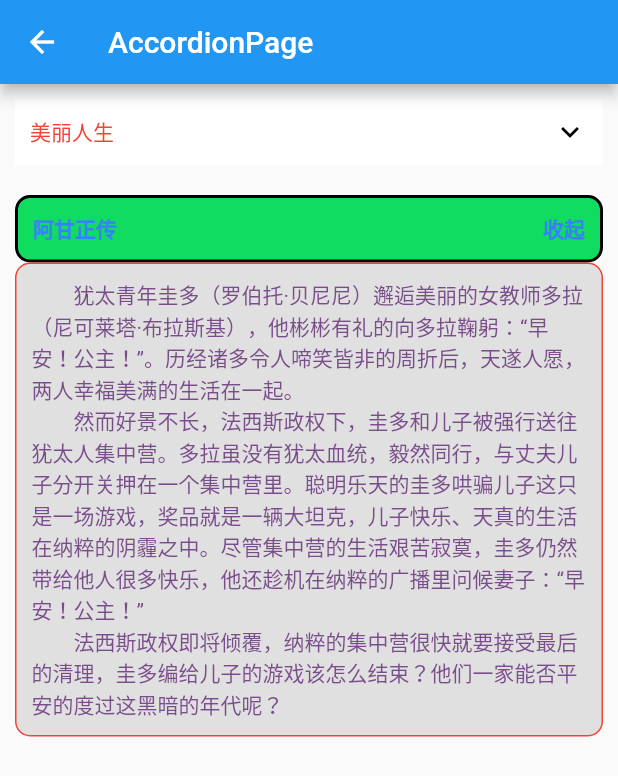
After one commit to radium0028/flutter_example, a Flutter app: the AccordionPage screen opened by its route, on a phone screen of 412 x 824 dp. The commit adds this screen. Shown: the top 776 px of the screen. Run offline on Flutter 3.47's test engine with Material 2 defaults, Android fonts, the phone set to English and light mode, and no system bars; drawn by our look-alikes of getwidget; our stand-ins replace get, package_info_plus, sentry_flutter, shared_preferences; missing offline and left inert: flutter_xupdate; accounts and stored records are empty.

Commit message:
增加手风琴演示

```diff
--- a/lib/main.dart
+++ b/lib/main.dart
@@ -35,7 +35,7 @@ Future<void> main() async {
       theme: ThemeData(
         primarySwatch: Colors.blue,
         iconTheme: const IconThemeData(
-          color: Colors.white,
+          color: Colors.black,
         ),
         scaffoldBackgroundColor: const Color.fromARGB(250, 250, 250, 250),
       ),
--- /dev/null
+++ b/lib/pages/getwidget/accordion.dart
@@ -0,0 +1,100 @@
+import 'package:flutter/material.dart';
+import 'package:get/get.dart';
+import 'package:getwidget/getwidget.dart';
+
+class AccordionPage extends GetView {
+  @override
+  Widget build(BuildContext context) {
+    return Scaffold(
+        appBar: AppBar(title: Text('AccordionPage')),
+        body: SafeArea(
+            child: SingleChildScrollView(
+          child: Wrap(
+            children: [
+              const GFAccordion(
+                title: '美丽人生',
+                content:
+                    """　　犹太青年圭多（罗伯托·贝尼尼）邂逅美丽的女教师多拉（尼可莱塔·布拉斯基），他彬彬有礼的向多拉鞠躬：“早安！公主！”。历经诸多令人啼笑皆非的周折后，天遂人愿，两人幸福美满的生活在一起。
+　　然而好景不长，法西斯政权下，圭多和儿子被强行送往犹太人集中营。多拉虽没有犹太血统，毅然同行，与丈夫儿子分开关押在一个集中营里。聪明乐天的圭多哄骗儿子这只是一场游戏，奖品就是一辆大坦克，儿子快乐、天真的生活在纳粹的阴霾之中。尽管集中营的生活艰苦寂寞，圭多仍然带给他人很多快乐，他还趁机在纳粹的广播里问候妻子：“早安！公主！”
+　　法西斯政权即将倾覆，纳粹的集中营很快就要接受最后的清理，圭多编给儿子的游戏该怎么结束？他们一家能否平安的度过这黑暗的年代呢？ """,
+                //标题文字样式，使用titleChild时无效。
+                textStyle: TextStyle(
+                  color: Colors.red,
+                ),
+              ),
+              GFAccordion(
+                titleChild: const Text(
+                  "阿甘正传",
+                  style: TextStyle(
+                    fontWeight: FontWeight.bold,
+                    color: GFColors.PRIMARY,
+                  ),
+                ),
+                contentChild: const Text(
+                  """　　犹太青年圭多（罗伯托·贝尼尼）邂逅美丽的女教师多拉（尼可莱塔·布拉斯基），他彬彬有礼的向多拉鞠躬：“早安！公主！”。历经诸多令人啼笑皆非的周折后，天遂人愿，两人幸福美满的生活在一起。
+　　然而好景不长，法西斯政权下，圭多和儿子被强行送往犹太人集中营。多拉虽没有犹太血统，毅然同行，与丈夫儿子分开关押在一个集中营里。聪明乐天的圭多哄骗儿子这只是一场游戏，奖品就是一辆大坦克，儿子快乐、天真的生活在纳粹的阴霾之中。尽管集中营的生活艰苦寂寞，圭多仍然带给他人很多快乐，他还趁机在纳粹的广播里问候妻子：“早安！公主！”
+　　法西斯政权即将倾覆，纳粹的集中营很快就要接受最后的清理，圭多编给儿子的游戏该怎么结束？他们一家能否平安的度过这黑暗的年代呢？ """,
+                  style: TextStyle(
+                    color: GFColors.ALT,
+                  ),
+                ),
+                //折叠状态时，右侧的组件
+                // collapsedIcon: Icon(
+                //   Icons.add,
+                // ),
+                // expandedIcon: Icon(
+                //   Icons.remove,
+                // ),
+                //支持各类组件
+                collapsedIcon: const Text(
+                  "展开",
+                  style: TextStyle(
+                    fontWeight: FontWeight.bold,
+                    color: GFColors.PRIMARY,
+                  ),
+                ),
+                expandedIcon: const Text(
+                  "收起",
+                  style: TextStyle(
+                    fontWeight: FontWeight.bold,
+                    color: GFColors.PRIMARY,
+                  ),
+                ),
+                //折叠状态时，背景颜色
+                collapsedTitleBackgroundColor: GFColors.FOCUS,
+                //展开状态时，背景颜色
+                expandedTitleBackgroundColor: GFColors.SUCCESS,
+                //标题组件内边距
+                titlePadding: const EdgeInsets.all(10),
+                //内容组件内边距
+                contentPadding: const EdgeInsets.all(10),
+                //组件的外边距
+                margin: const EdgeInsets.all(10),
+                //内容组件的背景色
+                contentBackgroundColor: GFColors.LIGHT,
+                //标题栏边框
+                titleBorder: Border.all(
+                  color: Colors.black,
+                  width: 2,
+                ),
+                //内容组件的边框线
+                contentBorder: Border.all(
+                  color: Colors.red,
+                  width: 1,
+                ),
+                //默认是否展开，默认为false。测试发现有点错位的bug
+                showAccordion: true,
+                //标题文字原件样式。
+                titleBorderRadius: BorderRadius.circular(10),
+                //内容组件的边框圆角
+                contentBorderRadius: BorderRadius.circular(10),
+                //收缩/展开后的回调，status是目标状态，false是收缩，true是展开。
+                onToggleCollapsed: (status) {
+                  print(status);
+                },
+              ),
+            ],
+          ),
+        )));
+  }
+}
--- a/lib/pages/getwidget/index.dart
+++ b/lib/pages/getwidget/index.dart
@@ -14,3 +14,4 @@ export 'carousel.dart';
 export 'avatar.dart';
 export 'card.dart';
 export 'image.dart';
+export 'accordion.dart';
--- a/lib/pages/getwidget/main.dart
+++ b/lib/pages/getwidget/main.dart
@@ -77,7 +77,6 @@ class _ViewState extends State<GetWidgetPage> {
             Routes.GETWIDGET + Routes.GETWIDGET_DRAWER,
           ),
           LinkButtonWidget(
-            enable: false,
             "手风琴Accordion",
             Routes.GETWIDGET + Routes.GETWIDGET_ACCORDION,
           ),
--- a/lib/routes/pages.dart
+++ b/lib/routes/pages.dart
@@ -46,7 +46,7 @@ abstract class AppPages {
       children: [
         GetPage(
           name: Routes.GETWIDGET_BASIC,
-          page: () => BasicPage(),
+          page: () => const BasicPage(),
         ),
         GetPage(
           name: Routes.GETWIDGET_BUTTON,
@@ -96,6 +96,10 @@ abstract class AppPages {
           name: Routes.GETWIDGET_CAROUSEL,
           page: () => CarouselPage(),
         ),
+        GetPage(
+          name: Routes.GETWIDGET_ACCORDION,
+          page: () => AccordionPage(),
+        ),
       ],
     ),
   ];
```
